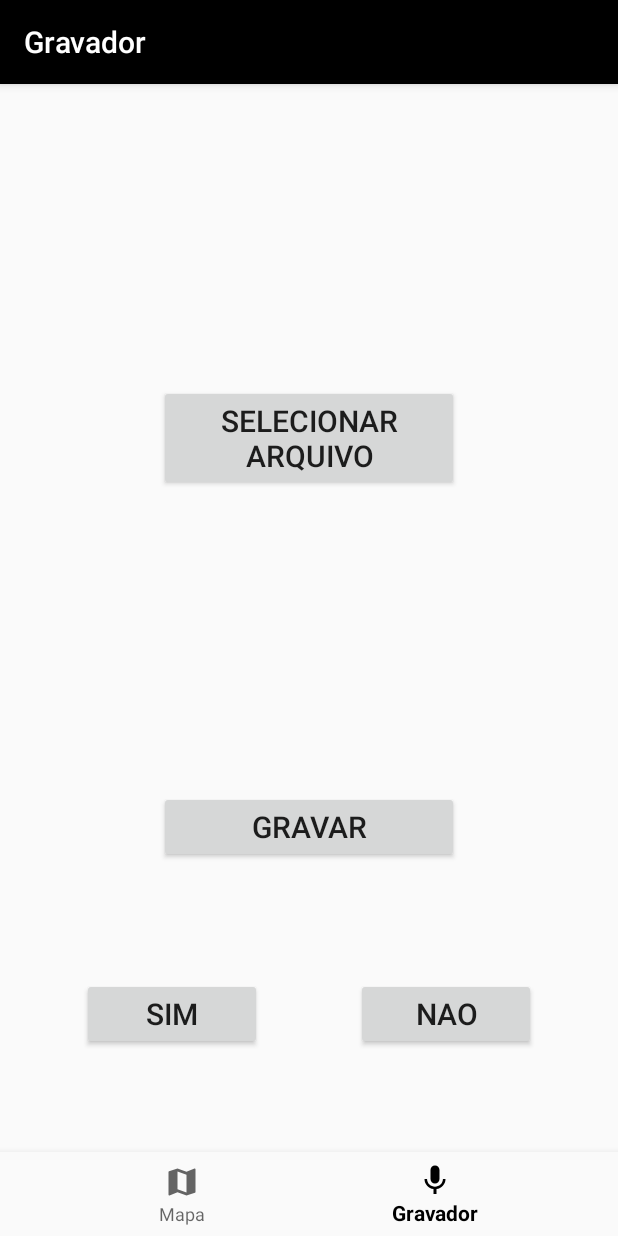
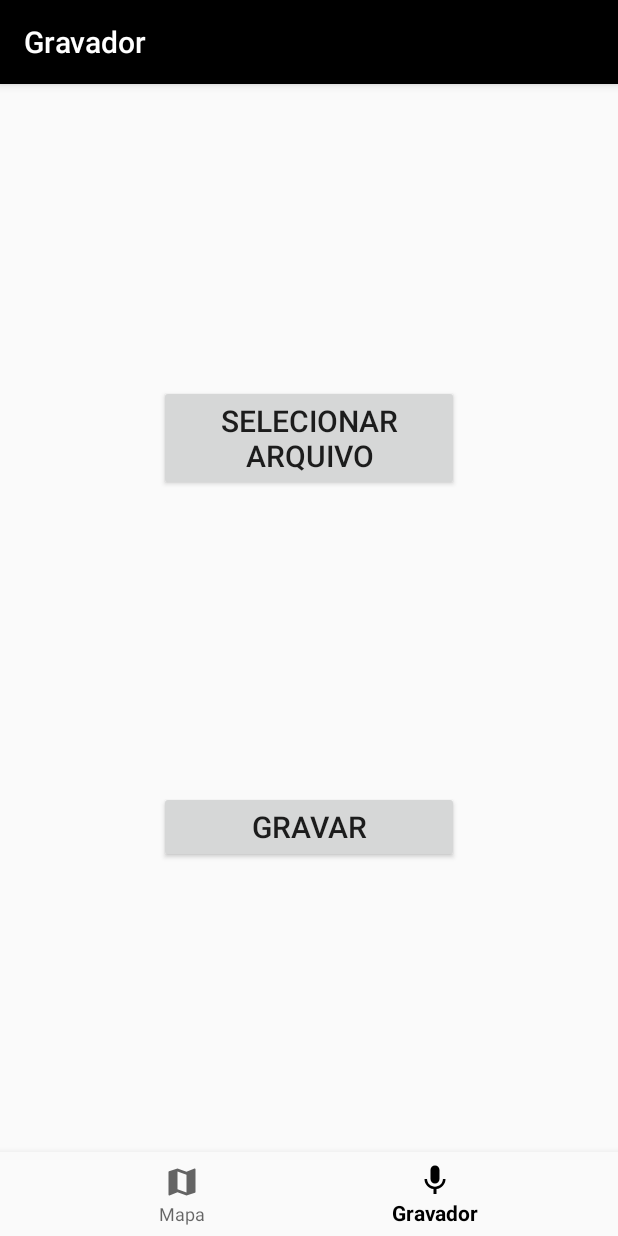
Before and after one commit to lucasronchetti/tg_aedes_detector, an Android app: the RecorderFragment screen opened through its navigation route, on a phone screen of 412 x 824 dp. Run offline under Robolectric (Android 15) with nearby library versions, the light colour scheme and no system bars; our stand-ins replace navigation-ui; libraries missing offline, so code that uses them is left out: cafe.adriel.androidaudioconverter, com.google.maps.android, org.tensorflow.lite; pictures from the network do not load; 4 statements that could not run were skipped.

Commit message:
Code refactoring
Refactoring map and recording screens

```diff
--- a/aedes_detector/app/src/main/res/layout/fragment_recorder.xml
+++ b/aedes_detector/app/src/main/res/layout/fragment_recorder.xml
@@ -36,33 +36,4 @@
         app:layout_constraintStart_toStartOf="parent"
         app:layout_constraintTop_toBottomOf="@id/open_file_button" />
 
-    <Button
-        android:id="@+id/positive_action_button"
-        android:layout_width="120dp"
-        android:layout_height="wrap_content"
-        android:layout_marginStart="8dp"
-        android:layout_marginTop="8dp"
-        android:layout_marginEnd="8dp"
-        android:textAlignment="center"
-        android:textSize="20sp"
-        android:text="SIM"
-        app:layout_constraintBottom_toBottomOf="parent"
-        app:layout_constraintEnd_toStartOf="@id/negative_action_button"
-        app:layout_constraintStart_toStartOf="parent"
-        app:layout_constraintTop_toBottomOf="@id/record_button" />
-
-    <Button
-        android:id="@+id/negative_action_button"
-        android:layout_width="120dp"
-        android:layout_height="wrap_content"
-        android:layout_marginStart="8dp"
-        android:layout_marginTop="8dp"
-        android:layout_marginEnd="8dp"
-        android:textAlignment="center"
-        android:textSize="20sp"
-        android:text="NAO"
-        app:layout_constraintBottom_toBottomOf="parent"
-        app:layout_constraintEnd_toEndOf="parent"
-        app:layout_constraintStart_toEndOf="@id/positive_action_button"
-        app:layout_constraintTop_toBottomOf="@id/record_button" />
 </androidx.constraintlayout.widget.ConstraintLayout>
```
Also changed, not shown: aedes_detector/app/src/main/java/com/example/aedesdetector/ui/map/MapFragment.kt (+17 -6 lines), aedes_detector/app/src/main/java/com/example/aedesdetector/ui/recorder/RecorderFragment.kt (+17 -35 lines), aedes_detector/app/src/main/java/com/example/aedesdetector/ui/report_screen/ReportScreenActivity.kt (+17 -7 lines).
